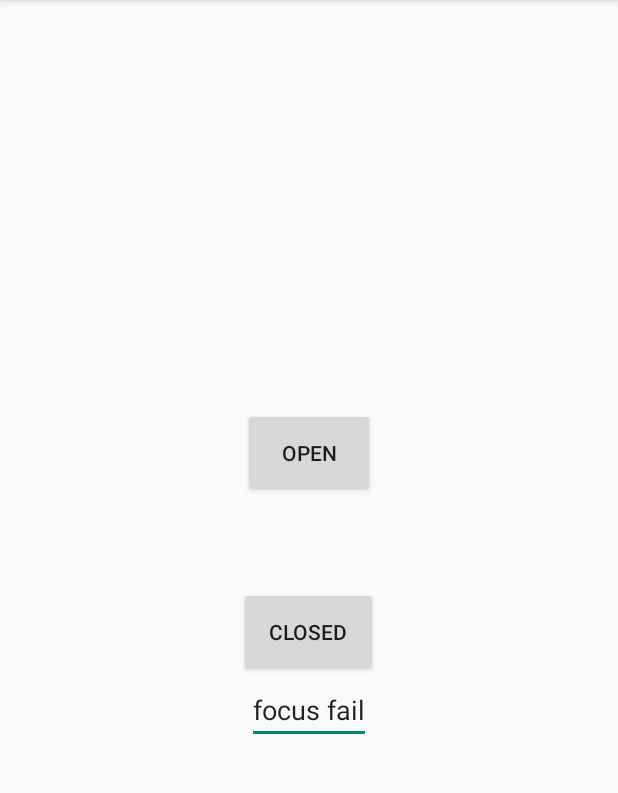
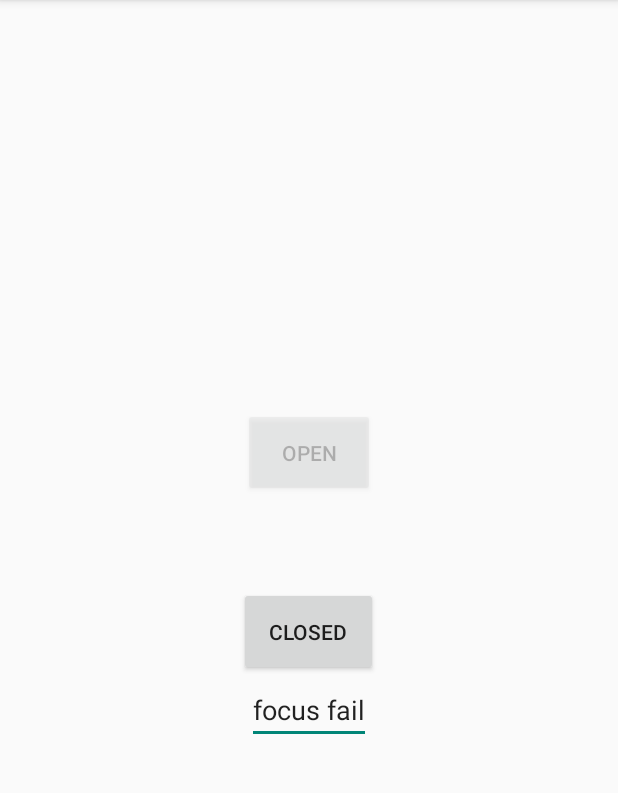
Before and after one commit to materokatti/simple-android-project, an Android app: the screen it shows after launch (MainActivity), on a phone screen of 412 x 824 dp, the part 84-877 px from its top. Run offline under Robolectric (Android 15) with nearby library versions, the phone set to English and light mode, and no system bars.

Commit message:
ADD : alpha property

```diff
--- a/app/src/main/res/layout/activity_main.xml
+++ b/app/src/main/res/layout/activity_main.xml
@@ -15,7 +15,8 @@
         android:text="OPEN"
         android:padding="20dp"
         android:layout_marginBottom="60dp"
-        android:focusable="false"/>
+        android:focusable="false"
+        android:alpha="0.3"/>
     <Button
         android:id="@+id/button2"
         android:layout_width="wrap_content"
```
